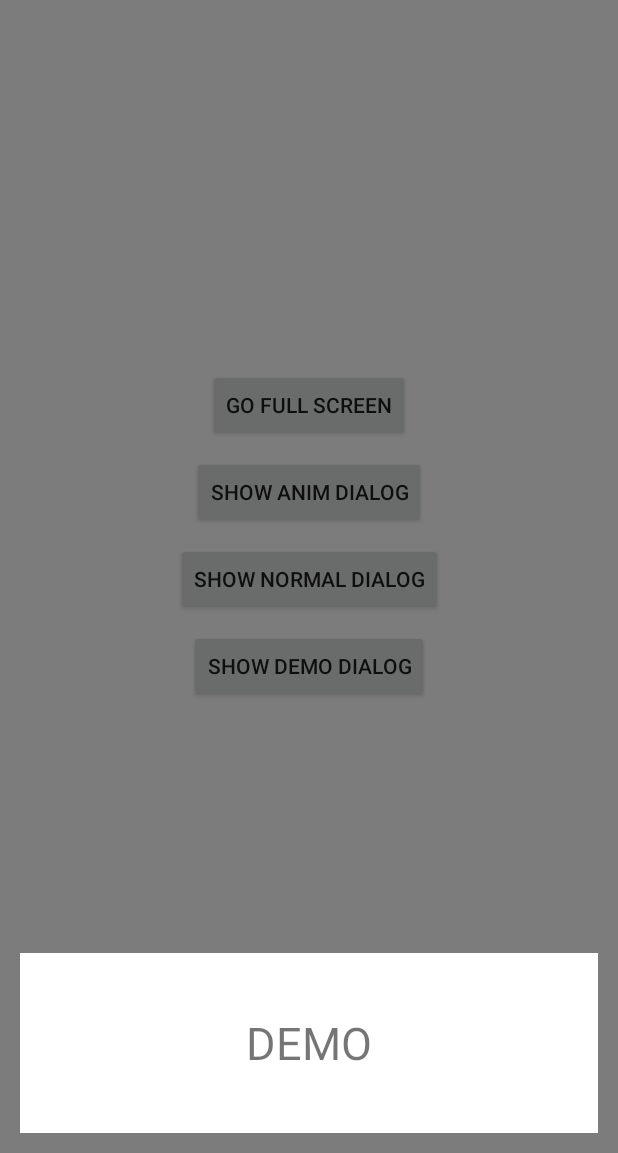
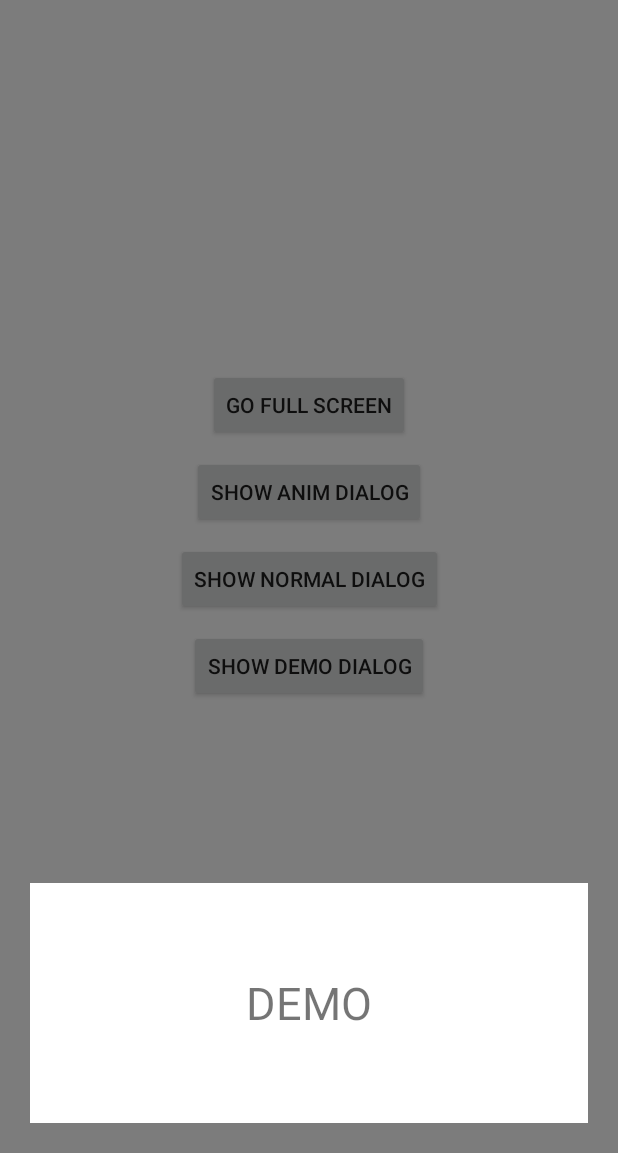
Before and after one commit to zyyoona7/CozyDialogFragment, an Android app: the screen it shows after launch (MainActivity), after a tap on "SHOW DEMO DIALOG", on a phone screen of 412 x 824 dp, the part 83-1236 px from its top. Run offline under Robolectric (Android 15) with nearby library versions, the phone set to English and light mode, and no system bars; our stand-ins replace data binding; libraries missing offline, so code that uses them is left out: com.gyf.immersionbar; 6 statements that could not run were skipped.

Commit message:
DialogFragment fullScreen

```diff
--- a/app/src/main/AndroidManifest.xml
+++ b/app/src/main/AndroidManifest.xml
@@ -13,7 +13,8 @@
         <!-- 小米适配刘海屏 -->
         <meta-data
             android:name="notch.config"
-            android:value="portrait|landscape" /> <!-- 华为适配刘海屏 -->
+            android:value="portrait|landscape" />
+        <!-- 华为适配刘海屏 -->
         <meta-data
             android:name="android.notch_support"
             android:value="true" />
--- a/app/src/main/java/com/zyyoona7/demo/DemoDialogFragment.java
+++ b/app/src/main/java/com/zyyoona7/demo/DemoDialogFragment.java
@@ -3,11 +3,15 @@ package com.zyyoona7.demo;
 import android.animation.Animator;
 import android.animation.AnimatorListenerAdapter;
 import android.animation.ObjectAnimator;
+import android.graphics.Color;
+import android.os.Build;
 import android.os.Bundle;
 import android.util.Log;
 import android.view.LayoutInflater;
 import android.view.View;
 import android.view.ViewGroup;
+import android.view.Window;
+import android.view.WindowManager;
 
 import androidx.annotation.NonNull;
 import androidx.annotation.Nullable;
@@ -15,6 +19,8 @@ import androidx.dynamicanimation.animation.DynamicAnimation;
 import androidx.dynamicanimation.animation.SpringAnimation;
 import androidx.dynamicanimation.animation.SpringForce;
 
+import com.gyf.immersionbar.ImmersionBar;
+import com.zyyoona7.demo.utils.PNotchUtils;
 import com.zyyoona7.easydfrag.base.BaseAnimDialogFragment;
 
 public class DemoDialogFragment extends BaseAnimDialogFragment {
@@ -36,6 +42,21 @@ public class DemoDialogFragment extends BaseAnimDialogFragment {
     @Override
     public View onCreateView(@NonNull LayoutInflater inflater, @Nullable ViewGroup container, @Nullable Bundle savedInstanceState) {
         return inflater.inflate(R.layout.dialog_fragment_demo, container, false);
+    }
+
+    @Override
+    public void onActivityCreated(@Nullable Bundle savedInstanceState) {
+        super.onActivityCreated(savedInstanceState);
+        //适配沉浸式可解决 DialogFragment 铺满屏幕导致状态栏变黑
+        //但是注意 此方法状态栏和导航栏都会侵入，所以如果内容太大或者不透明那么将会遮住导航栏
+//        ImmersionBar.with(this)
+//                .statusBarDarkFont(true,0.2f)
+//                .init();
+        //所有的 FlAG 都是基于 Window 的，比如沉浸式状态栏，全屏等都是基于 Window 操作的
+
+        //Dialog 和 Activity 是两个独立的 Window ，所有想要 Dialog 拥有同样的效果需要给-
+        //Dialog 的 Window 设置相同的属性
+
     }
 
     @Override
--- a/app/src/main/java/com/zyyoona7/demo/activity/MainActivity.java
+++ b/app/src/main/java/com/zyyoona7/demo/activity/MainActivity.java
@@ -19,6 +19,11 @@ public class MainActivity extends BaseActivity<ActivityMainBinding> implements O
     @Override
     protected int getLayoutResId() {
         return R.layout.activity_main;
+    }
+
+    @Override
+    protected boolean useStatusDarkFont() {
+        return true;
     }
 
     @Override
@@ -80,10 +85,11 @@ public class MainActivity extends BaseActivity<ActivityMainBinding> implements O
     private void showDemoDialogFragment() {
         DemoDialogFragment demoDialogFragment = DemoDialogFragment.newInstance();
         demoDialogFragment.setFullWidth();
-        demoDialogFragment.setHeight(200);
+        demoDialogFragment.setHeight(200f);
+//        demoDialogFragment.setFullHeight();
         demoDialogFragment.setBottomGravity();
-        demoDialogFragment.setPaddingHorizontal(20, 20);
-        demoDialogFragment.setPaddingBottom(20);
+        demoDialogFragment.setPaddingHorizontal(20f, 20f);
+        demoDialogFragment.setPaddingVertical(20f, 20f);
         demoDialogFragment.showAllowingStateLoss(getSupportFragmentManager());
     }
 
@@ -102,7 +108,7 @@ public class MainActivity extends BaseActivity<ActivityMainBinding> implements O
 
     @Override
     public void onClick(BaseDialogFragment dialogFragment, int which, int requestId) {
-        if (requestId==0 && which==DialogInterface.BUTTON_POSITIVE) {
+        if (requestId == 0 && which == DialogInterface.BUTTON_POSITIVE) {
             showAnimDialogFragment(1);
         }
     }
--- a/easydfrag/src/main/java/com/zyyoona7/easydfrag/base/BaseDialogFragment.java
+++ b/easydfrag/src/main/java/com/zyyoona7/easydfrag/base/BaseDialogFragment.java
@@ -454,7 +454,7 @@ public class BaseDialogFragment extends ExternalDialogFragment {
      * @param paddingTopDp    padding top dip
      * @param paddingBottomDp padding bottom dip
      */
-    public void setPaddingVerticla(float paddingTopDp, float paddingBottomDp) {
+    public void setPaddingVertical(float paddingTopDp, float paddingBottomDp) {
         mPaddingTop = dp2px(paddingTopDp);
         mPaddingBottom = dp2px(paddingBottomDp);
     }
```
Also changed, not shown: app/src/main/java/com/zyyoona7/demo/utils/PNotchUtils.java (+9 -2 lines).
